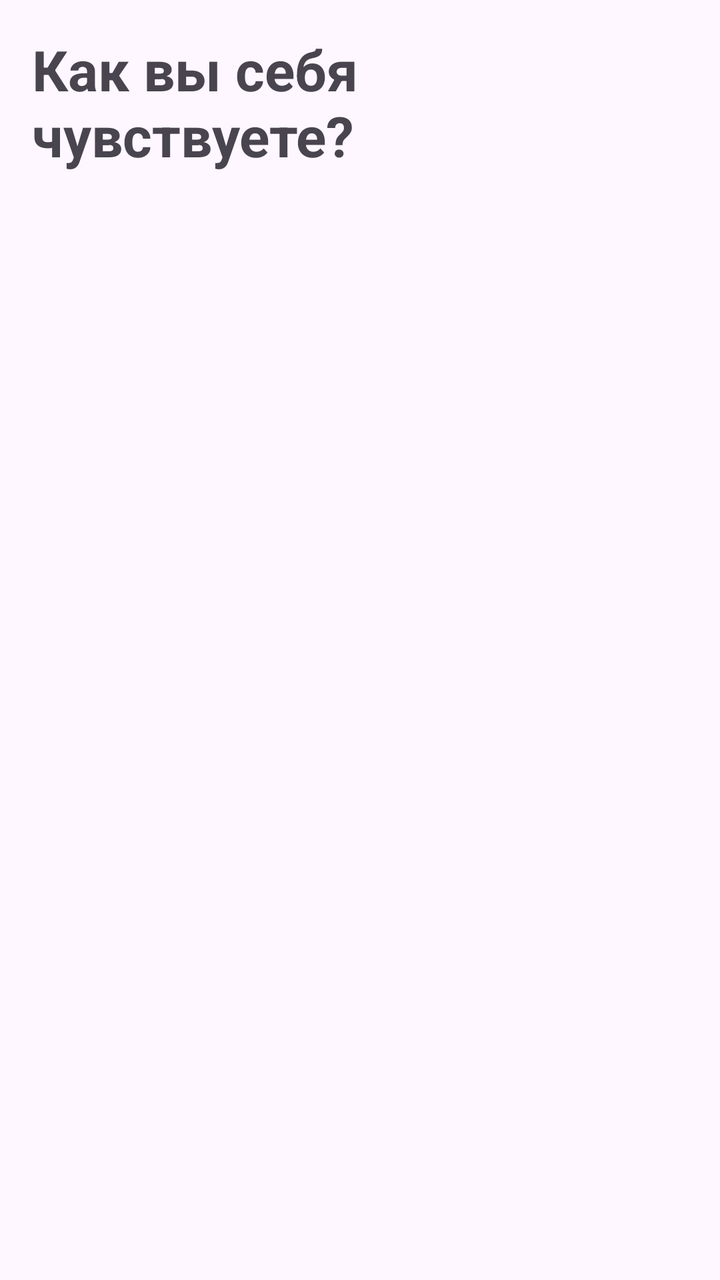
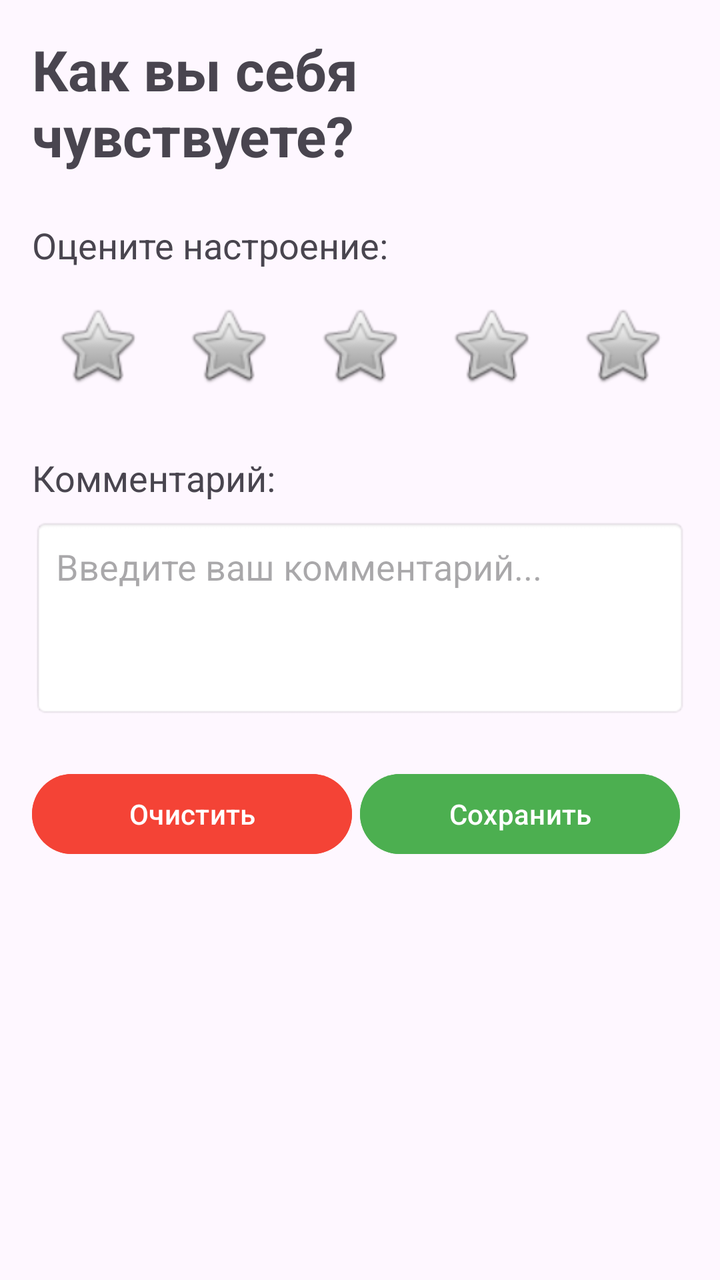

An Android layout rendered at two revisions. The XML below is the earlier revision; the diff shows what the commit changed to produce the second picture.
<!-- AndroidManifest.xml: application theme Theme.AS_lab02_LinerLayout -->
<!-- res/layout/activity_main.xml -->
<?xml version="1.0" encoding="utf-8"?>
<LinearLayout xmlns:android="http://schemas.android.com/apk/res/android"
    xmlns:tools="http://schemas.android.com/tools"
    android:layout_width="match_parent"
    android:layout_height="match_parent"
    android:orientation="vertical"
    android:padding="16dp"
    tools:context=".MainActivity">

    <TextView
        android:id="@+id/titleText"
        android:layout_width="match_parent"
        android:layout_height="match_parent"
        android:text="Как вы себя чувствуете?"
        android:textSize="28sp"
        android:textStyle="bold"
        android:layout_marginBottom="24dp"/>

    <TextView
        android:layout_width="match_parent"
        android:layout_height="wrap_content"
        android:text="Оцените настроение:"
        android:textSize="18sp"
        android:layout_marginBottom="8dp"/>

    <LinearLayout
        android:layout_width="match_parent"
        android:layout_height="wrap_content"
        android:orientation="horizontal"
        android:layout_marginBottom="24dp">

    <ImageView
        android:id="@+id/mood1"
        android:layout_width="0dp"
        android:layout_height="60dp"
        android:layout_weight="1"
        android:src="@android:drawable/btn_star_big_off"
        android:contentDescription="Настроение 1"
        android:padding="8dp" />

    <ImageView
        android:id="@+id/mood2"
        android:layout_width="0dp"
        android:layout_height="60dp"
        android:layout_weight="1"
        android:src="@android:drawable/btn_star_big_off"
        android:contentDescription="Настроение 2"
        android:padding="8dp" />

    <ImageView
        android:id="@+id/mood3"
        android:layout_width="0dp"
        android:layout_height="60dp"
        android:layout_weight="1"
        android:src="@android:drawable/btn_star_big_off"
        android:contentDescription="Настроение 3"
        android:padding="8dp" />

    <ImageView
        android:id="@+id/mood4"
        android:layout_width="0dp"
        android:layout_height="60dp"
        android:layout_weight="1"
        android:src="@android:drawable/btn_star_big_off"
        android:contentDescription="Настроение 4"
        android:padding="8dp" />

    <ImageView
         android:id="@+id/mood5"
         android:layout_width="0dp"
         android:layout_height="60dp"
         android:layout_weight="1"
         android:src="@android:drawable/btn_star_big_off"
         android:contentDescription="Настроение 5"
         android:padding="8dp" />

    </LinearLayout>

    <TextView
        android:layout_width="match_parent"
        android:layout_height="wrap_content"
        android:text="Комментарий:"
        android:textSize="18sp"
        android:layout_marginBottom="8dp"/>

    <EditText
        android:id="@+id/commentEditText"
        android:layout_width="match_parent"
        android:layout_height="100dp"
        android:inputType="textMultiLine"
        android:gravity="top|start"
        android:padding="12dp"
        android:hint="Введите ваш комментарий..."
        android:background="@android:drawable/editbox_background"
        android:layout_marginBottom="24dp"/>

    <LinearLayout
        android:layout_width="match_parent"
        android:layout_height="wrap_content"
        android:orientation="horizontal">

        <Button
            android:id="@+id/cancelButton"
            android:layout_width="0dp"
            android:layout_height="wrap_content"
            android:layout_weight="1"
            android:text="Очистить"
            android:layout_marginEnd="4dp"
            android:backgroundTint="#F44336" />

        <Button
            android:id="@+id/saveButton"
            android:layout_width="0dp"
            android:layout_height="wrap_content"
            android:layout_weight="1"
            android:text="Сохранить"
            android:layout_marginEnd="4dp"
            android:backgroundTint="#4CAF50" />
    </LinearLayout>

</LinearLayout>
<!-- resources referenced by this layout -->
<resources>
  <style name="Theme.AS_lab02_LinerLayout" parent="Base.Theme.AS_lab02_LinerLayout" />
  <style name="Base.Theme.AS_lab02_LinerLayout" parent="Theme.Material3.DayNight.NoActionBar">
          
          
      </style>
</resources>

<!-- the commit's change to res/layout/activity_main.xml (unified diff, before → after) -->
@@ -1,6 +1,7 @@
 <?xml version="1.0" encoding="utf-8"?>
 <LinearLayout xmlns:android="http://schemas.android.com/apk/res/android"
     xmlns:tools="http://schemas.android.com/tools"
+    xmlns:app="http://schemas.android.com/apk/res-auto"
     android:layout_width="match_parent"
     android:layout_height="match_parent"
     android:orientation="vertical"
@@ -10,7 +11,7 @@
     <TextView
         android:id="@+id/titleText"
         android:layout_width="match_parent"
-        android:layout_height="match_parent"
+        android:layout_height="wrap_content"
         android:text="Как вы себя чувствуете?"
         android:textSize="28sp"
         android:textStyle="bold"
@@ -29,50 +30,50 @@
         android:orientation="horizontal"
         android:layout_marginBottom="24dp">
 
-    <ImageView
-        android:id="@+id/mood1"
-        android:layout_width="0dp"
-        android:layout_height="60dp"
-        android:layout_weight="1"
-        android:src="@android:drawable/btn_star_big_off"
-        android:contentDescription="Настроение 1"
-        android:padding="8dp" />
+        <ImageView
+            android:id="@+id/mood1"
+            android:layout_width="0dp"
+            android:layout_height="60dp"
+            android:layout_weight="1"
+            android:src="@android:drawable/btn_star_big_off"
+            android:contentDescription="Настроение 1"
+            android:padding="8dp" />
 
-    <ImageView
-        android:id="@+id/mood2"
-        android:layout_width="0dp"
-        android:layout_height="60dp"
-        android:layout_weight="1"
-        android:src="@android:drawable/btn_star_big_off"
-        android:contentDescription="Настроение 2"
-        android:padding="8dp" />
+        <ImageView
+            android:id="@+id/mood2"
+            android:layout_width="0dp"
+            android:layout_height="60dp"
+            android:layout_weight="1"
+            android:src="@android:drawable/btn_star_big_off"
+            android:contentDescription="Настроение 2"
+            android:padding="8dp" />
 
-    <ImageView
-        android:id="@+id/mood3"
-        android:layout_width="0dp"
-        android:layout_height="60dp"
-        android:layout_weight="1"
-        android:src="@android:drawable/btn_star_big_off"
-        android:contentDescription="Настроение 3"
-        android:padding="8dp" />
+        <ImageView
+            android:id="@+id/mood3"
+            android:layout_width="0dp"
+            android:layout_height="60dp"
+            android:layout_weight="1"
+            android:src="@android:drawable/btn_star_big_off"
+            android:contentDescription="Настроение 3"
+            android:padding="8dp" />
 
-    <ImageView
-        android:id="@+id/mood4"
-        android:layout_width="0dp"
-        android:layout_height="60dp"
-        android:layout_weight="1"
-        android:src="@android:drawable/btn_star_big_off"
-        android:contentDescription="Настроение 4"
-        android:padding="8dp" />
+        <ImageView
+            android:id="@+id/mood4"
+            android:layout_width="0dp"
+            android:layout_height="60dp"
+            android:layout_weight="1"
+            android:src="@android:drawable/btn_star_big_off"
+            android:contentDescription="Настроение 4"
+            android:padding="8dp" />
 
-    <ImageView
-         android:id="@+id/mood5"
-         android:layout_width="0dp"
-         android:layout_height="60dp"
-         android:layout_weight="1"
-         android:src="@android:drawable/btn_star_big_off"
-         android:contentDescription="Настроение 5"
-         android:padding="8dp" />
+        <ImageView
+            android:id="@+id/mood5"
+            android:layout_width="0dp"
+            android:layout_height="60dp"
+            android:layout_weight="1"
+            android:src="@android:drawable/btn_star_big_off"
+            android:contentDescription="Настроение 5"
+            android:padding="8dp" />
 
     </LinearLayout>
 
